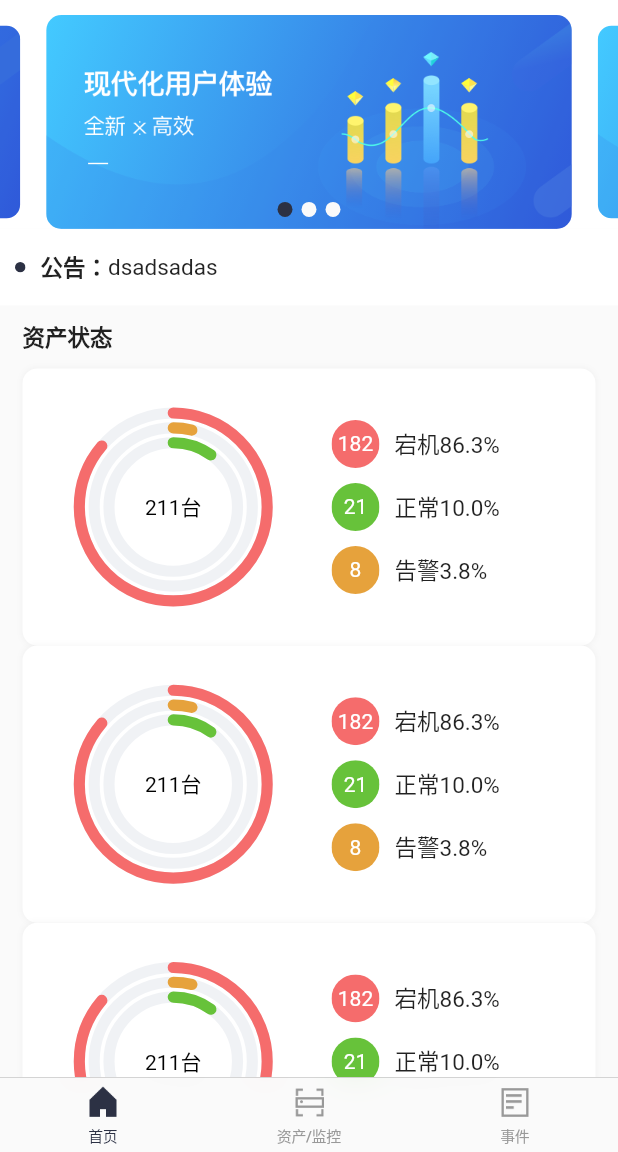
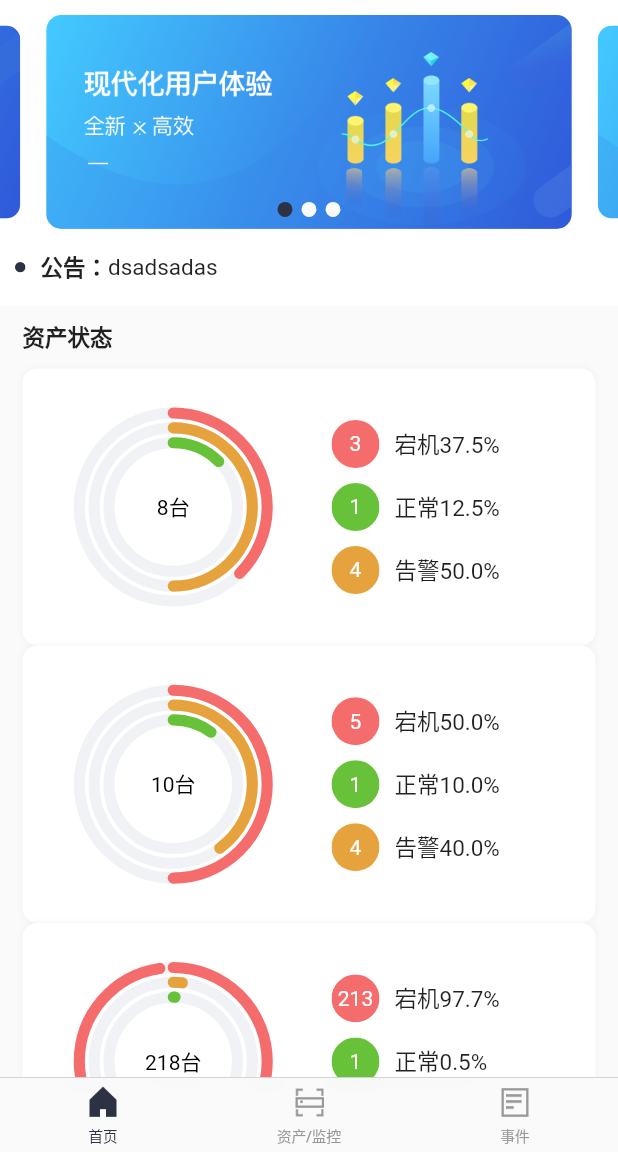
Before and after one commit to shifeng1993/flutter-project, a Flutter app: the screen it shows after launch, on a phone screen of 412 x 824 dp, the part 84-1236 px from its top. Run offline on Flutter 3.47's test engine with Material 2 defaults, Android fonts, the phone set to English and light mode, and no system bars; drawn by our look-alikes of pull_to_refresh; our stand-ins replace flutter_redux, flutter_spinkit, flutter_swiper, redux, redux_thunk; missing offline and left inert: redux_logging; statements that could not run were skipped.

Commit message:
图表卡片添加参数

```diff
--- a/lib/pages/CmdbPage/index_page/chart.dart
+++ b/lib/pages/CmdbPage/index_page/chart.dart
@@ -5,9 +5,16 @@ import '../../../common/baseStyle.dart';
 import '../../../widgets/circular_charts/circular_charts.dart';
 
 class CMDBIndexPageChart extends StatefulWidget {
-  CMDBIndexPageChart({Key key, this.title}) : super(key: key);
+  CMDBIndexPageChart({
+    Key key,
+    this.normal,
+    this.warning,
+    this.error,
+  }) : super(key: key);
 
-  final String title;
+  final int normal;
+  final int warning;
+  final int error;
 
   @override
   _CMDBIndexPageChartState createState() => new _CMDBIndexPageChartState();
@@ -22,31 +29,28 @@ class _CMDBIndexPageChartState extends State<CMDBIndexPageChart> {
   int total;
   double cardStatusSize = 32.0;
 
-  int normal = 21;
-  int warning = 8;
-  int error = 182;
-
   List<CircularStackEntry> _generateRandomData() {
     List<CircularStackEntry> data = [
       CircularStackEntry([
-        CircularSegmentEntry(double.parse((normal / total * 100).toString()),
+        CircularSegmentEntry(
+            double.parse((widget.normal / total * 100).toString()),
             BaseStyle.statusColor[1]),
         CircularSegmentEntry(
-            double.parse(((total - normal) / total * 100).toString()),
+            double.parse(((total - widget.normal) / total * 100).toString()),
             BaseStyle.statusColor[3]),
       ]),
       CircularStackEntry([
-        CircularSegmentEntry(double.parse((warning / total * 100).toString()),
+        CircularSegmentEntry(double.parse((widget.warning / total * 100).toString()),
             BaseStyle.statusColor[2]),
         CircularSegmentEntry(
-            double.parse(((total - warning) / total * 100).toString()),
+            double.parse(((total - widget.warning) / total * 100).toString()),
             BaseStyle.statusColor[3]),
       ]),
       CircularStackEntry([
-        CircularSegmentEntry(double.parse((error / total * 100).toString()),
+        CircularSegmentEntry(double.parse((widget.error / total * 100).toString()),
             BaseStyle.statusColor[0]),
         CircularSegmentEntry(
-            double.parse(((total - error) / total * 100).toString()),
+            double.parse(((total - widget.error) / total * 100).toString()),
             BaseStyle.statusColor[3]),
       ])
     ];
@@ -57,7 +61,7 @@ class _CMDBIndexPageChartState extends State<CMDBIndexPageChart> {
   @override
   void initState() {
     super.initState();
-    total = normal + warning + error;
+    total = widget.normal + widget.warning + widget.error;
     data = _generateRandomData();
   }
 
@@ -90,7 +94,7 @@ class _CMDBIndexPageChartState extends State<CMDBIndexPageChart> {
               chartType: CircularChartType.Radial,
               edgeStyle: SegmentEdgeStyle.round,
               percentageValues: true,
-              holeLabel: (normal + warning + error).toString() + "台",
+              holeLabel: (widget.normal + widget.warning + widget.error).toString() + "台",
               labelStyle: TextStyle(
                   fontSize: BaseStyle.fontSize[2], color: Color(0xff000000)),
             ),
@@ -116,7 +120,7 @@ class _CMDBIndexPageChartState extends State<CMDBIndexPageChart> {
                             color: BaseStyle.statusColor[0],
                             child: Center(
                               child: Text(
-                                '${error.toString()}',
+                                '${widget.error.toString()}',
                                 style: TextStyle(
                                     fontSize: BaseStyle.fontSize[2],
                                     color: Color(0xffffffff)),
@@ -127,7 +131,7 @@ class _CMDBIndexPageChartState extends State<CMDBIndexPageChart> {
                         Container(
                           padding: EdgeInsets.only(left: 10),
                           child: Text(
-                            '宕机${(error / total * 100).toStringAsFixed(1)}%',
+                            '宕机${(widget.error / total * 100).toStringAsFixed(1)}%',
                             style: TextStyle(fontSize: BaseStyle.fontSize[1]),
                           ),
                         ),
@@ -148,7 +152,7 @@ class _CMDBIndexPageChartState extends State<CMDBIndexPageChart> {
                             color: BaseStyle.statusColor[1],
                             child: Center(
                               child: Text(
-                                '${normal.toString()}',
+                                '${widget.normal.toString()}',
                                 style: TextStyle(
                                     fontSize: BaseStyle.fontSize[2],
                                     color: Color(0xffffffff)),
@@ -159,7 +163,7 @@ class _CMDBIndexPageChartState extends State<CMDBIndexPageChart> {
                         Container(
                           padding: EdgeInsets.only(left: 10),
                           child: Text(
-                            '正常${(normal / total * 100).toStringAsFixed(1)}%',
+                            '正常${(widget.normal / total * 100).toStringAsFixed(1)}%',
                             style: TextStyle(fontSize: BaseStyle.fontSize[1]),
                           ),
                         ),
@@ -180,7 +184,7 @@ class _CMDBIndexPageChartState extends State<CMDBIndexPageChart> {
                             color: BaseStyle.statusColor[2],
                             child: Center(
                               child: Text(
-                                '${warning.toString()}',
+                                '${widget.warning.toString()}',
                                 style: TextStyle(
                                     fontSize: BaseStyle.fontSize[2],
                                     color: Color(0xffffffff)),
@@ -191,7 +195,7 @@ class _CMDBIndexPageChartState extends State<CMDBIndexPageChart> {
                         Container(
                           padding: EdgeInsets.only(left: 10),
                           child: Text(
-                            '告警${(warning / total * 100).toStringAsFixed(1)}%',
+                            '告警${(widget.warning / total * 100).toStringAsFixed(1)}%',
                             style: TextStyle(fontSize: BaseStyle.fontSize[1]),
                           ),
                         ),
--- a/lib/pages/CmdbPage/index_page/index_page.dart
+++ b/lib/pages/CmdbPage/index_page/index_page.dart
@@ -46,14 +46,46 @@ class _CMDBIndexPageState extends State<CMDBIndexPage> {
             _banner(context),
             _notification(context),
             _indexTitle(context, '资产状态'),
-            CMDBIndexPageChart(),
-            CMDBIndexPageChart(),
-            CMDBIndexPageChart(),
-            CMDBIndexPageChart(),
-            CMDBIndexPageChart(),
-            CMDBIndexPageChart(),
-            CMDBIndexPageChart(),
-            CMDBIndexPageChart(),
+            CMDBIndexPageChart(
+              normal: 1,
+              error: 3,
+              warning: 4,
+            ),
+            CMDBIndexPageChart(
+              normal: 1,
+              error: 5,
+              warning: 4,
+            ),
+            CMDBIndexPageChart(
+              normal: 1,
+              error: 213,
+              warning: 4,
+            ),
+            CMDBIndexPageChart(
+              normal: 1,
+              error: 333,
+              warning: 4,
+            ),
+            CMDBIndexPageChart(
+              normal: 1,
+              error: 5,
+              warning: 4,
+            ),
+            CMDBIndexPageChart(
+              normal: 1,
+              error: 3,
+              warning: 6,
+            ),
+            CMDBIndexPageChart(
+              normal: 521,
+              error: 3,
+              warning: 4,
+            ),
+            CMDBIndexPageChart(
+              normal: 1,
+              error: 3,
+              warning: 123,
+            ),
             _indexTitle(context, '关注的监控资产'),
             _watchList(context),
           ],
@@ -187,7 +219,6 @@ class _CMDBIndexPageState extends State<CMDBIndexPage> {
 
   @override
   void dispose() {
-    print("销毁");
     super.dispose();
   }
 }
```
